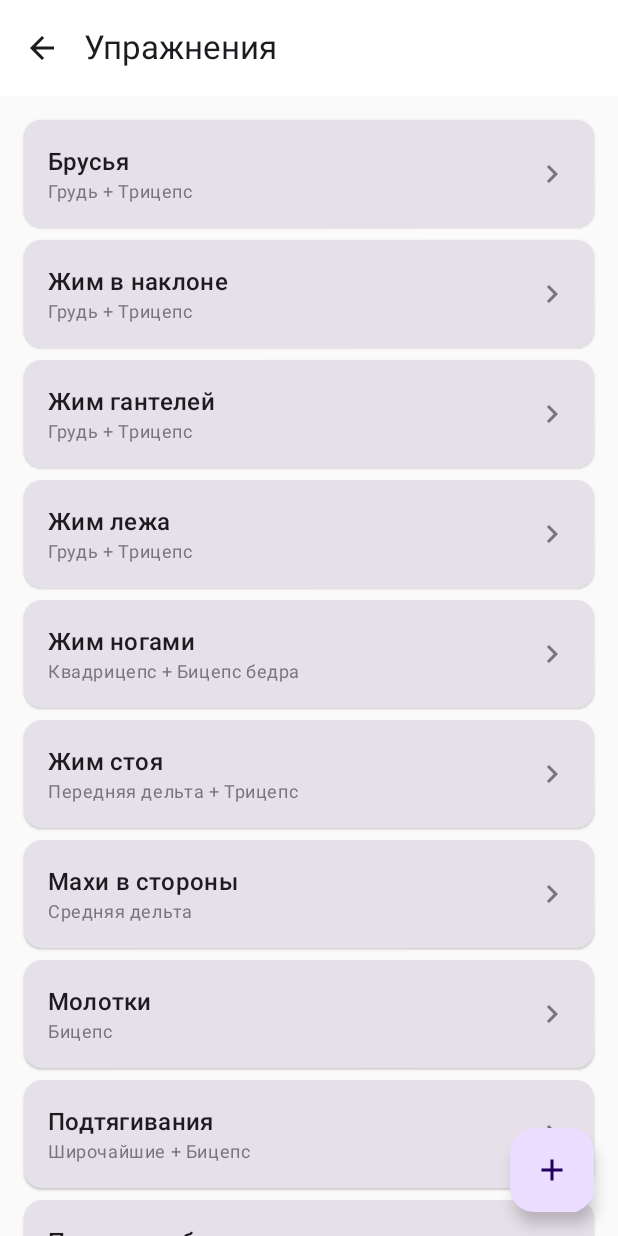
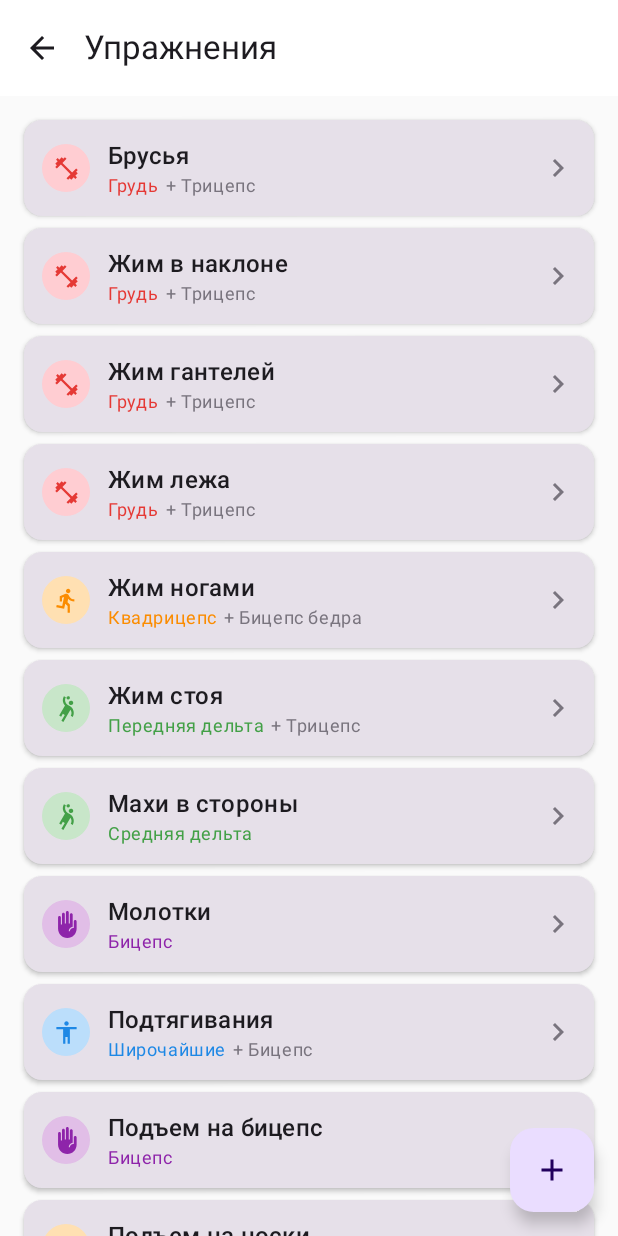
Before and after one commit to brondorm/tren, an Android app built with Jetpack Compose: the ExercisesScreen screen opened through its navigation route, on a phone screen of 412 x 824 dp. Run offline under Robolectric (Android 15) with nearby library versions, the phone set to English and light mode, and no system bars; our stand-ins replace Room's generated code.

Commit message:
Add muscle group icons with color coding
- Create MuscleGroupIcons.kt with icon/color mapping for all muscle groups:
  - Chest (red), Back (blue), Shoulders (green), Legs (orange), Arms (purple)
- StatsScreen: Add colored icons and animated progress bars to stat cards
- ExercisesScreen: Add muscle group icons to exercise list items
- Both screens now have staggered entrance animations for cards
- Press scale animation added to exercise cards

```diff
--- /dev/null
+++ b/android-app/app/src/main/java/com/gymtracker/ui/components/MuscleGroupIcons.kt
@@ -0,0 +1,156 @@
+package com.gymtracker.ui.components
+
+import androidx.compose.foundation.background
+import androidx.compose.foundation.layout.Box
+import androidx.compose.foundation.layout.size
+import androidx.compose.foundation.shape.CircleShape
+import androidx.compose.material.icons.Icons
+import androidx.compose.material.icons.filled.*
+import androidx.compose.material.icons.outlined.*
+import androidx.compose.material3.Icon
+import androidx.compose.material3.MaterialTheme
+import androidx.compose.runtime.Composable
+import androidx.compose.ui.Alignment
+import androidx.compose.ui.Modifier
+import androidx.compose.ui.draw.clip
+import androidx.compose.ui.graphics.Color
+import androidx.compose.ui.graphics.vector.ImageVector
+import androidx.compose.ui.unit.Dp
+import androidx.compose.ui.unit.dp
+
+/**
+ * Данные об иконке и цвете для группы мышц
+ */
+data class MuscleGroupVisual(
+    val icon: ImageVector,
+    val color: Color,
+    val backgroundColor: Color
+)
+
+/**
+ * Цвета для групп мышц (яркие, узнаваемые)
+ */
+object MuscleGroupColors {
+    // Грудь - красный/розовый
+    val chest = Color(0xFFE53935)
+    val chestBg = Color(0xFFFFCDD2)
+
+    // Спина - синий
+    val back = Color(0xFF1E88E5)
+    val backBg = Color(0xFFBBDEFB)
+
+    // Плечи - зеленый
+    val shoulders = Color(0xFF43A047)
+    val shouldersBg = Color(0xFFC8E6C9)
+
+    // Ноги - оранжевый
+    val legs = Color(0xFFFB8C00)
+    val legsBg = Color(0xFFFFE0B2)
+
+    // Руки - фиолетовый
+    val arms = Color(0xFF8E24AA)
+    val armsBg = Color(0xFFE1BEE7)
+
+    // Запасной цвет
+    val default = Color(0xFF757575)
+    val defaultBg = Color(0xFFEEEEEE)
+}
+
+/**
+ * Получает визуальные данные (иконку и цвет) для группы мышц по названию
+ */
+fun getMuscleGroupVisual(muscleGroupName: String): MuscleGroupVisual {
+    return when (muscleGroupName.lowercase()) {
+        // Грудь
+        "грудь" -> MuscleGroupVisual(
+            icon = Icons.Filled.FitnessCenter,
+            color = MuscleGroupColors.chest,
+            backgroundColor = MuscleGroupColors.chestBg
+        )
+
+        // Спина и подгруппы
+        "спина", "широчайшие", "трапеция" -> MuscleGroupVisual(
+            icon = Icons.Filled.Accessibility,
+            color = MuscleGroupColors.back,
+            backgroundColor = MuscleGroupColors.backBg
+        )
+
+        // Плечи и подгруппы
+        "плечи", "передняя дельта", "средняя дельта", "задняя дельта" -> MuscleGroupVisual(
+            icon = Icons.Filled.SportsHandball,
+            color = MuscleGroupColors.shoulders,
+            backgroundColor = MuscleGroupColors.shouldersBg
+        )
+
+        // Ноги и подгруппы
+        "ноги", "квадрицепс", "бицепс бедра", "икры" -> MuscleGroupVisual(
+            icon = Icons.Filled.DirectionsRun,
+            color = MuscleGroupColors.legs,
+            backgroundColor = MuscleGroupColors.legsBg
+        )
+
+        // Руки и подгруппы
+        "руки", "бицепс", "трицепс", "предплечья" -> MuscleGroupVisual(
+            icon = Icons.Filled.FrontHand,
+            color = MuscleGroupColors.arms,
+            backgroundColor = MuscleGroupColors.armsBg
+        )
+
+        else -> MuscleGroupVisual(
+            icon = Icons.Filled.Circle,
+            color = MuscleGroupColors.default,
+            backgroundColor = MuscleGroupColors.defaultBg
+        )
+    }
+}
+
+/**
+ * Компонент иконки группы мышц с цветным фоном
+ */
+@Composable
+fun MuscleGroupIcon(
+    muscleGroupName: String,
+    modifier: Modifier = Modifier,
+    size: Dp = 40.dp,
+    iconSize: Dp = 24.dp
+) {
+    val visual = getMuscleGroupVisual(muscleGroupName)
+
+    Box(
+        modifier = modifier
+            .size(size)
+            .clip(CircleShape)
+            .background(visual.backgroundColor),
+        contentAlignment = Alignment.Center
+    ) {
+        Icon(
+            imageVector = visual.icon,
+            contentDescription = muscleGroupName,
+            tint = visual.color,
+            modifier = Modifier.size(iconSize)
+        )
+    }
+}
+
+/**
+ * Маленькая иконка группы мышц (для использования в строках)
+ */
+@Composable
+fun MuscleGroupIconSmall(
+    muscleGroupName: String,
+    modifier: Modifier = Modifier
+) {
+    MuscleGroupIcon(
+        muscleGroupName = muscleGroupName,
+        modifier = modifier,
+        size = 32.dp,
+        iconSize = 18.dp
+    )
+}
+
+/**
+ * Получает только цвет для группы мышц (для прогресс-баров и т.д.)
+ */
+fun getMuscleGroupColor(muscleGroupName: String): Color {
+    return getMuscleGroupVisual(muscleGroupName).color
+}
--- a/android-app/app/src/main/java/com/gymtracker/ui/screens/ExercisesScreen.kt
+++ b/android-app/app/src/main/java/com/gymtracker/ui/screens/ExercisesScreen.kt
@@ -1,19 +1,26 @@
 package com.gymtracker.ui.screens
 
-import androidx.compose.foundation.clickable
+import androidx.compose.animation.*
+import androidx.compose.animation.core.*
+import androidx.compose.foundation.gestures.detectTapGestures
 import androidx.compose.foundation.layout.*
 import androidx.compose.foundation.lazy.LazyColumn
-import androidx.compose.foundation.lazy.items
+import androidx.compose.foundation.lazy.itemsIndexed
 import androidx.compose.material.icons.Icons
 import androidx.compose.material.icons.filled.*
 import androidx.compose.material3.*
 import androidx.compose.runtime.*
 import androidx.compose.ui.Alignment
 import androidx.compose.ui.Modifier
+import androidx.compose.ui.draw.scale
+import androidx.compose.ui.input.pointer.pointerInput
 import androidx.compose.ui.unit.dp
 import com.gymtracker.data.model.Exercise
 import com.gymtracker.data.model.MuscleGroup
 import com.gymtracker.data.repository.GymRepository
+import com.gymtracker.ui.components.MuscleGroupIconSmall
+import com.gymtracker.ui.components.getMuscleGroupColor
+import kotlinx.coroutines.delay
 import kotlinx.coroutines.launch
 
 @OptIn(ExperimentalMaterial3Api::class)
@@ -53,15 +60,19 @@ fun ExercisesScreen(
             contentPadding = PaddingValues(16.dp),
             verticalArrangement = Arrangement.spacedBy(8.dp)
         ) {
-            items(exercises) { exercise ->
+            itemsIndexed(
+                items = exercises,
+                key = { _, exercise -> exercise.id }
+            ) { index, exercise ->
                 val muscleGroup = exercise.muscleGroupId?.let { muscleGroupsMap[it] }
                 val synergist1 = exercise.synergistMuscleGroupId?.let { muscleGroupsMap[it] }
                 val synergist2 = exercise.synergistMuscleGroupId2?.let { muscleGroupsMap[it] }
-                ExerciseItem(
+                AnimatedExerciseItem(
                     exercise = exercise,
                     muscleGroup = muscleGroup,
                     synergist1 = synergist1,
                     synergist2 = synergist2,
+                    index = index,
                     onClick = { onNavigateToEdit(exercise.id) }
                 )
             }
@@ -82,6 +93,44 @@ fun ExercisesScreen(
 }
 
 @Composable
+fun AnimatedExerciseItem(
+    exercise: Exercise,
+    muscleGroup: MuscleGroup?,
+    synergist1: MuscleGroup? = null,
+    synergist2: MuscleGroup? = null,
+    index: Int,
+    onClick: () -> Unit
+) {
+    var isVisible by remember { mutableStateOf(false) }
+
+    LaunchedEffect(exercise.id) {
+        delay(index * 40L)
+        isVisible = true
+    }
+
+    AnimatedVisibility(
+        visible = isVisible,
+        enter = fadeIn(
+            animationSpec = tween(300, easing = FastOutSlowInEasing)
+        ) + slideInVertically(
+            animationSpec = tween(300, easing = FastOutSlowInEasing),
+            initialOffsetY = { it / 3 }
+        ) + scaleIn(
+            animationSpec = tween(300, easing = FastOutSlowInEasing),
+            initialScale = 0.92f
+        )
+    ) {
+        ExerciseItem(
+            exercise = exercise,
+            muscleGroup = muscleGroup,
+            synergist1 = synergist1,
+            synergist2 = synergist2,
+            onClick = onClick
+        )
+    }
+}
+
+@Composable
 fun ExerciseItem(
     exercise: Exercise,
     muscleGroup: MuscleGroup?,
@@ -89,19 +138,50 @@ fun ExerciseItem(
     synergist2: MuscleGroup? = null,
     onClick: () -> Unit
 ) {
+    // Scale анимация при нажатии
+    var isPressed by remember { mutableStateOf(false) }
+    val scale by animateFloatAsState(
+        targetValue = if (isPressed) 0.97f else 1f,
+        animationSpec = spring(
+            dampingRatio = Spring.DampingRatioMediumBouncy,
+            stiffness = Spring.StiffnessLow
+        ),
+        label = "cardScale"
+    )
+
     Card(
         modifier = Modifier
             .fillMaxWidth()
-            .clickable(onClick = onClick),
-        elevation = CardDefaults.cardElevation(defaultElevation = 1.dp)
+            .scale(scale)
+            .pointerInput(Unit) {
+                detectTapGestures(
+                    onPress = {
+                        isPressed = true
+                        tryAwaitRelease()
+                        isPressed = false
+                        onClick()
+                    }
+                )
+            },
+        elevation = CardDefaults.cardElevation(
+            defaultElevation = 2.dp,
+            pressedElevation = 6.dp
+        )
     ) {
         Row(
             modifier = Modifier
                 .fillMaxWidth()
-                .padding(16.dp),
-            horizontalArrangement = Arrangement.SpaceBetween,
+                .padding(12.dp),
+            horizontalArrangement = Arrangement.spacedBy(12.dp),
             verticalAlignment = Alignment.CenterVertically
         ) {
+            // Иконка группы мышц
+            if (muscleGroup != null) {
+                MuscleGroupIconSmall(muscleGroupName = muscleGroup.name)
+            } else {
+                MuscleGroupIconSmall(muscleGroupName = "")
+            }
+
             Column(modifier = Modifier.weight(1f)) {
                 Text(
                     text = exercise.name,
@@ -109,16 +189,25 @@ fun ExerciseItem(
                 )
                 if (muscleGroup != null) {
                     val synergists = listOfNotNull(synergist1, synergist2)
-                    val muscleText = if (synergists.isNotEmpty()) {
-                        "${muscleGroup.name} + ${synergists.joinToString(", ") { it.name }}"
-                    } else {
-                        muscleGroup.name
+                    val muscleColor = getMuscleGroupColor(muscleGroup.name)
+
+                    Row(
+                        horizontalArrangement = Arrangement.spacedBy(4.dp),
+                        verticalAlignment = Alignment.CenterVertically
+                    ) {
+                        Text(
+                            text = muscleGroup.name,
+                            style = MaterialTheme.typography.bodySmall,
+                            color = muscleColor
+                        )
+                        if (synergists.isNotEmpty()) {
+                            Text(
+                                text = "+ ${synergists.joinToString(", ") { it.name }}",
+                                style = MaterialTheme.typography.bodySmall,
+                                color = MaterialTheme.colorScheme.outline
+                            )
+                        }
                     }
-                    Text(
-                        text = muscleText,
-                        style = MaterialTheme.typography.bodySmall,
-                        color = MaterialTheme.colorScheme.outline
-                    )
                 } else {
                     Text(
                         text = "Не привязано",
```
Also changed, not shown: android-app/app/src/main/java/com/gymtracker/ui/screens/StatsScreen.kt (+89 -13 lines).
